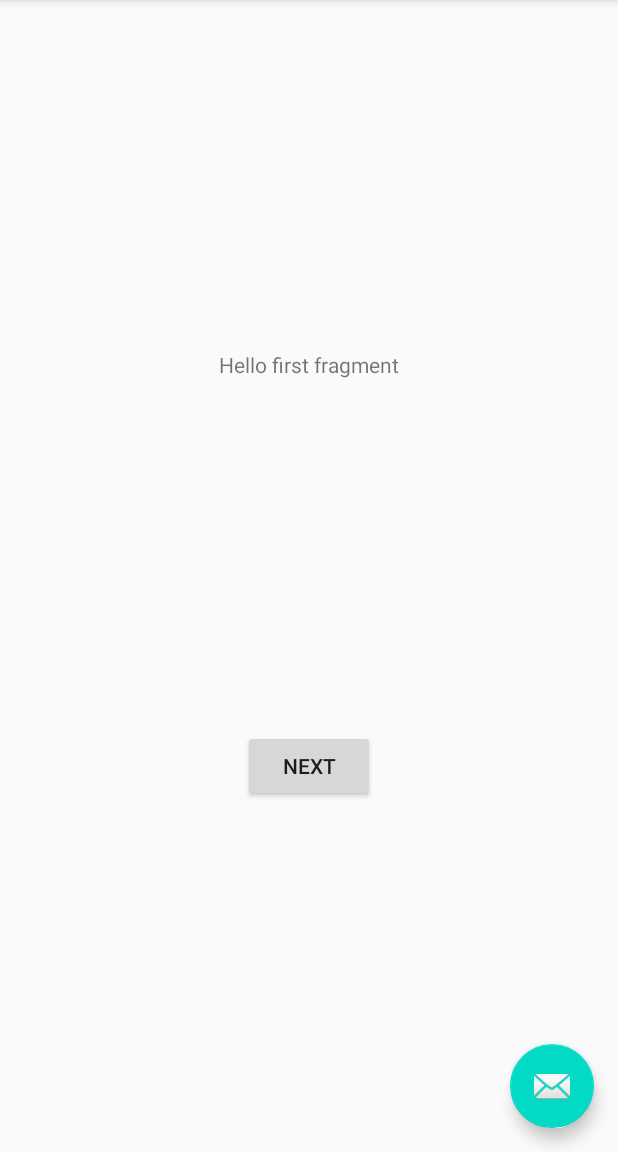
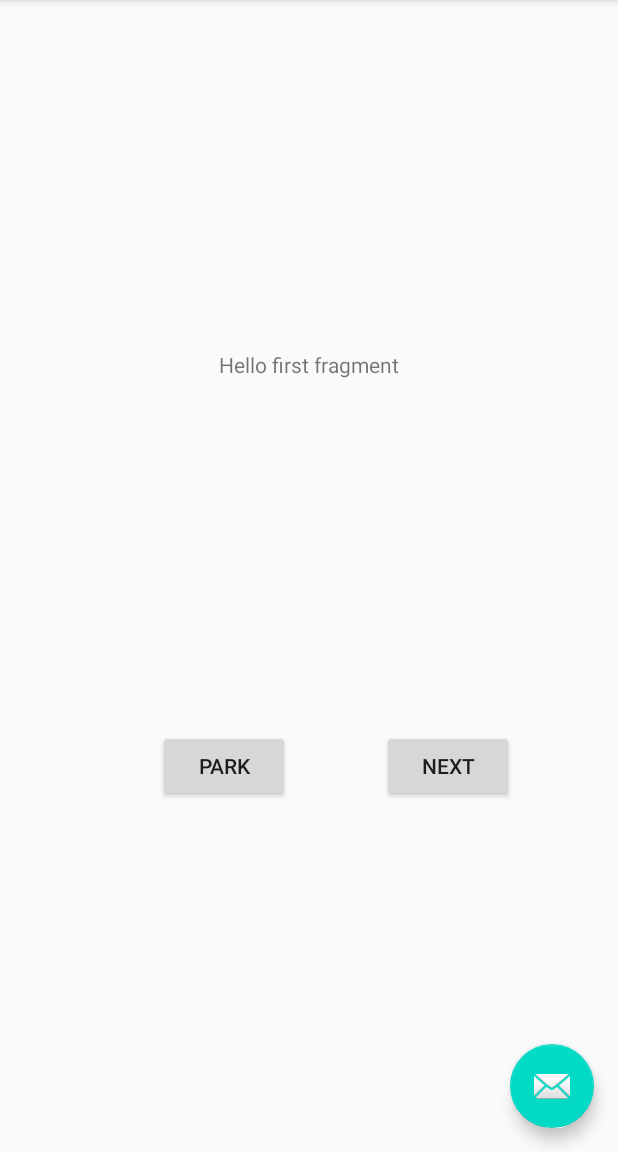
Before and after one commit to nsaranya4/APAD_AmusementParks, an Android app: the screen it shows after launch (MainActivity), on a phone screen of 412 x 824 dp, the part 84-1236 px from its top. Run offline under Robolectric (Android 15) with nearby library versions, the phone set to English and light mode, and no system bars.

Commit message:
android: added park fragment

```diff
--- a/android/AmusementPark/app/src/main/java/com/funtech/amusementpark/FirstFragment.kt
+++ b/android/AmusementPark/app/src/main/java/com/funtech/amusementpark/FirstFragment.kt
@@ -27,5 +27,8 @@ class FirstFragment : Fragment() {
         view.findViewById<Button>(R.id.button_first).setOnClickListener {
             findNavController().navigate(R.id.action_FirstFragment_to_SecondFragment)
         }
+        view.findViewById<Button>(R.id.button_park).setOnClickListener {
+            findNavController().navigate(R.id.action_FirstFragment_to_ParkFragment)
+        }
     }
 }
--- a/android/AmusementPark/app/src/main/res/layout/fragment_first.xml
+++ b/android/AmusementPark/app/src/main/res/layout/fragment_first.xml
@@ -16,6 +16,7 @@
         app:layout_constraintStart_toStartOf="parent"
         app:layout_constraintTop_toTopOf="parent" />
 
+
     <Button
         android:id="@+id/button_first"
         android:layout_width="wrap_content"
@@ -23,6 +24,21 @@
         android:text="@string/next"
         app:layout_constraintBottom_toBottomOf="parent"
         app:layout_constraintEnd_toEndOf="parent"
+        app:layout_constraintHorizontal_bias="0.786"
         app:layout_constraintStart_toStartOf="parent"
         app:layout_constraintTop_toBottomOf="@id/textview_first" />
+
+    <Button
+        android:id="@+id/button_park"
+        android:layout_width="wrap_content"
+        android:layout_height="wrap_content"
+        android:text="park"
+        app:layout_constraintBottom_toBottomOf="parent"
+        app:layout_constraintEnd_toEndOf="parent"
+        app:layout_constraintHorizontal_bias="0.325"
+        app:layout_constraintStart_toStartOf="parent"
+        app:layout_constraintTop_toBottomOf="@id/textview_first"
+        app:layout_constraintStart_toEndOf="@+id/button_first"
+        app:layout_constraintVertical_bias="0.501" />
+
 </androidx.constraintlayout.widget.ConstraintLayout>
--- a/android/AmusementPark/app/src/main/res/navigation/nav_graph.xml
+++ b/android/AmusementPark/app/src/main/res/navigation/nav_graph.xml
@@ -14,7 +14,19 @@
         <action
             android:id="@+id/action_FirstFragment_to_SecondFragment"
             app:destination="@id/SecondFragment" />
+        <action
+            android:id="@+id/action_FirstFragment_to_ParkFragment"
+            app:destination="@id/ParkFragment" />
     </fragment>
+
+
+    <fragment
+        android:id="@+id/ParkFragment"
+        android:name="com.funtech.amusementpark.ParkFragment"
+        android:label="@string/park_fragment_label"
+        tools:layout="@layout/fragment_park">
+    </fragment>
+
     <fragment
         android:id="@+id/SecondFragment"
         android:name="com.funtech.amusementpark.SecondFragment"
--- a/android/AmusementPark/app/src/main/res/values/dimens.xml
+++ b/android/AmusementPark/app/src/main/res/values/dimens.xml
@@ -1,3 +1,4 @@
 <resources>
     <dimen name="fab_margin">16dp</dimen>
+    <dimen name="text_margin">16dp</dimen>
 </resources>
--- a/android/AmusementPark/app/src/main/res/values/strings.xml
+++ b/android/AmusementPark/app/src/main/res/values/strings.xml
@@ -4,9 +4,9 @@
     <!-- Strings used for fragments for navigation -->
     <string name="first_fragment_label">First Fragment</string>
     <string name="second_fragment_label">Second Fragment</string>
+    <string name="park_fragment_label">Park Fragment</string>
     <string name="next">Next</string>
     <string name="previous">Previous</string>
-
     <string name="hello_first_fragment">Hello first fragment</string>
     <string name="hello_second_fragment">Hello second fragment. Arg: %1$s</string>
 </resources>
--- a/android/AmusementPark/build.gradle
+++ b/android/AmusementPark/build.gradle
@@ -8,6 +8,8 @@ buildscript {
     dependencies {
         classpath "com.android.tools.build:gradle:4.0.1"
         classpath "org.jetbrains.kotlin:kotlin-gradle-plugin:$kotlin_version"
+        def nav_version = "2.3.0-alpha02"
+        classpath "androidx.navigation:navigation-safe-args-gradle-plugin:$nav_version"
 
         // NOTE: Do not place your application dependencies here; they belong
         // in the individual module build.gradle files
```
Also changed, not shown: android/AmusementPark/app/src/main/java/com/funtech/amusementpark/ParkFragment.kt (added, +18 -0 lines), android/AmusementPark/app/src/main/res/layout/fragment_park.xml (added, +18 -0 lines).
